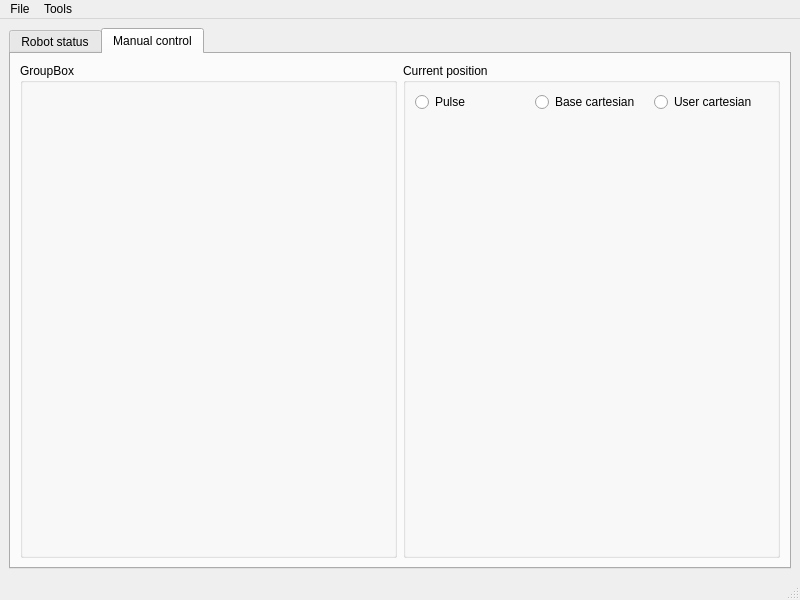
Before: the Qt Designer form RobotControl/mainwindow.ui in Haellsigh/Impression3D, drawn with Qt 5.
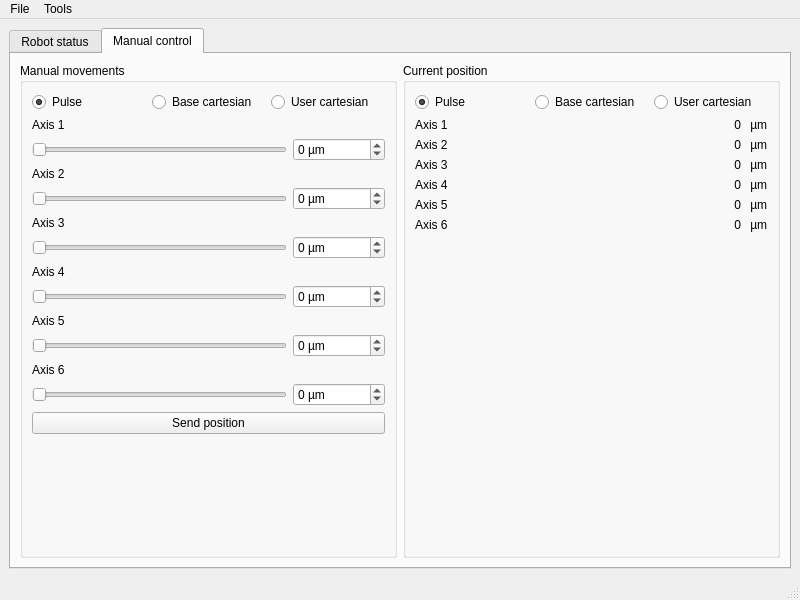
After: the same form once the commit is applied. The open tabs and pages were chosen to show the change.

Commit message: Ajoute les champs de controle et de vue de la position

Patch:
```diff
--- a/RobotControl/mainwindow.ui
+++ b/RobotControl/mainwindow.ui
@@ -313,12 +313,248 @@
        <attribute name="title">
         <string>Manual control</string>
        </attribute>
-       <layout class="QGridLayout" name="gridLayout_3">
+       <layout class="QGridLayout" name="gridLayout_3" columnstretch="1,1">
         <item row="0" column="0">
          <widget class="QGroupBox" name="groupBox_2">
           <property name="title">
-           <string>GroupBox</string>
+           <string>Manual movements</string>
           </property>
+          <layout class="QGridLayout" name="gridLayout_5">
+           <item row="2" column="0">
+            <layout class="QHBoxLayout" name="layoutMvtAxis1">
+             <item>
+              <widget class="QSlider" name="sliderAxis1">
+               <property name="orientation">
+                <enum>Qt::Horizontal</enum>
+               </property>
+              </widget>
+             </item>
+             <item>
+              <widget class="QSpinBox" name="spinAxis1">
+               <property name="suffix">
+                <string> µm</string>
+               </property>
+               <property name="minimum">
+                <number>-999999999</number>
+               </property>
+               <property name="maximum">
+                <number>999999999</number>
+               </property>
+              </widget>
+             </item>
+            </layout>
+           </item>
+           <item row="6" column="0">
+            <layout class="QHBoxLayout" name="layoutMvtAxis3">
+             <item>
+              <widget class="QSlider" name="sliderAxis3">
+               <property name="orientation">
+                <enum>Qt::Horizontal</enum>
+               </property>
+              </widget>
+             </item>
+             <item>
+              <widget class="QSpinBox" name="spinAxis3">
+               <property name="suffix">
+                <string> µm</string>
+               </property>
+               <property name="minimum">
+                <number>-999999999</number>
+               </property>
+               <property name="maximum">
+                <number>999999999</number>
+               </property>
+              </widget>
+             </item>
+            </layout>
+           </item>
+           <item row="12" column="0">
+            <layout class="QHBoxLayout" name="layoutMvtAxis6">
+             <item>
+              <widget class="QSlider" name="sliderAxis6">
+               <property name="orientation">
+                <enum>Qt::Horizontal</enum>
+               </property>
+              </widget>
+             </item>
+             <item>
+              <widget class="QSpinBox" name="spinAxis6">
+               <property name="suffix">
+                <string> µm</string>
+               </property>
+               <property name="minimum">
+                <number>-999999999</number>
+               </property>
+               <property name="maximum">
+                <number>999999999</number>
+               </property>
+              </widget>
+             </item>
+            </layout>
+           </item>
+           <item row="13" column="0">
+            <widget class="QPushButton" name="bSendPosition">
+             <property name="text">
+              <string>Send position</string>
+             </property>
+            </widget>
+           </item>
+           <item row="1" column="0">
+            <widget class="QLabel" name="lKMvtAxis1">
+             <property name="text">
+              <string>Axis 1</string>
+             </property>
+            </widget>
+           </item>
+           <item row="0" column="0">
+            <layout class="QHBoxLayout" name="layoutManMvt">
+             <item>
+              <widget class="QRadioButton" name="radioManMovPulse">
+               <property name="text">
+                <string>Pulse</string>
+               </property>
+               <property name="checked">
+                <bool>true</bool>
+               </property>
+              </widget>
+             </item>
+             <item>
+              <widget class="QRadioButton" name="radioManMovBaseCart">
+               <property name="text">
+                <string>Base cartesian</string>
+               </property>
+              </widget>
+             </item>
+             <item>
+              <widget class="QRadioButton" name="radioManMovUserCart">
+               <property name="text">
+                <string>User cartesian</string>
+               </property>
+              </widget>
+             </item>
+            </layout>
+           </item>
+           <item row="9" column="0">
+            <widget class="QLabel" name="lKMvtAxis5">
+             <property name="text">
+              <string>Axis 5</string>
+             </property>
+            </widget>
+           </item>
+           <item row="7" column="0">
+            <widget class="QLabel" name="lKMvtAxis4">
+             <property name="text">
+              <string>Axis 4</string>
+             </property>
+            </widget>
+           </item>
+           <item row="5" column="0">
+            <widget class="QLabel" name="lKMvtAxis3">
+             <property name="text">
+              <string>Axis 3</string>
+             </property>
+            </widget>
+           </item>
+           <item row="3" column="0">
+            <widget class="QLabel" name="lKMvtAxis2">
+             <property name="text">
+              <string>Axis 2</string>
+             </property>
+            </widget>
+           </item>
+           <item row="11" column="0">
+            <widget class="QLabel" name="lKMvtAxis6">
+             <property name="text">
+              <string>Axis 6</string>
+             </property>
+            </widget>
+           </item>
+           <item row="4" column="0">
+            <layout class="QHBoxLayout" name="layoutMvtAxis2">
+             <item>
+              <widget class="QSlider" name="sliderAxis2">
+               <property name="orientation">
+                <enum>Qt::Horizontal</enum>
+               </property>
+              </widget>
+             </item>
+             <item>
+              <widget class="QSpinBox" name="spinAxis2">
+               <property name="suffix">
+                <string> µm</string>
+               </property>
+               <property name="minimum">
+                <number>-999999999</number>
+               </property>
+               <property name="maximum">
+                <number>999999999</number>
+               </property>
+              </widget>
+             </item>
+            </layout>
+           </item>
+           <item row="8" column="0">
+            <layout class="QHBoxLayout" name="layoutMvtAxis4">
+             <item>
+              <widget class="QSlider" name="sliderAxis4">
+               <property name="orientation">
+                <enum>Qt::Horizontal</enum>
+               </property>
+              </widget>
+             </item>
+             <item>
+              <widget class="QSpinBox" name="spinAxis4">
+               <property name="suffix">
+                <string> µm</string>
+               </property>
+               <property name="minimum">
+                <number>-999999999</number>
+               </property>
+               <property name="maximum">
+                <number>999999999</number>
+               </property>
+              </widget>
+             </item>
+            </layout>
+           </item>
+           <item row="10" column="0">
+            <layout class="QHBoxLayout" name="layoutMvtAxis5">
+             <item>
+              <widget class="QSlider" name="sliderAxis5">
+               <property name="orientation">
+                <enum>Qt::Horizontal</enum>
+               </property>
+              </widget>
+             </item>
+             <item>
+              <widget class="QSpinBox" name="spinAxis5">
+               <property name="suffix">
+                <string> µm</string>
+               </property>
+               <property name="minimum">
+                <number>-999999999</number>
+               </property>
+               <property name="maximum">
+                <number>999999999</number>
+               </property>
+              </widget>
+             </item>
+            </layout>
+           </item>
+           <item row="14" column="0">
+            <spacer name="verticalSpacer_3">
+             <property name="orientation">
+              <enum>Qt::Vertical</enum>
+             </property>
+             <property name="sizeHint" stdset="0">
+              <size>
+               <width>20</width>
+               <height>40</height>
+              </size>
+             </property>
+            </spacer>
+           </item>
+          </layout>
          </widget>
         </item>
         <item row="0" column="1">
@@ -326,14 +562,126 @@
           <property name="title">
            <string>Current position</string>
           </property>
-          <layout class="QGridLayout" name="gridLayout_4">
-           <item row="0" column="0">
-            <layout class="QHBoxLayout" name="horizontalLayout">
+          <layout class="QGridLayout" name="gridLayout_4" columnstretch="0,1,0">
+           <item row="2" column="0">
+            <widget class="QLabel" name="lKAxis2">
+             <property name="text">
+              <string>Axis 2</string>
+             </property>
+            </widget>
+           </item>
+           <item row="3" column="0">
+            <widget class="QLabel" name="lKAxis3">
+             <property name="text">
+              <string>Axis 3</string>
+             </property>
+            </widget>
+           </item>
+           <item row="4" column="0">
+            <widget class="QLabel" name="lKAxis4">
+             <property name="text">
+              <string>Axis 4</string>
+             </property>
+            </widget>
+           </item>
+           <item row="1" column="0">
+            <widget class="QLabel" name="lKAxis1">
+             <property name="text">
+              <string>Axis 1</string>
+             </property>
+            </widget>
+           </item>
+           <item row="1" column="1">
+            <widget class="QLabel" name="lVAxis1">
+             <property name="text">
+              <string notr="true">0</string>
+             </property>
+             <property name="alignment">
+              <set>Qt::AlignRight|Qt::AlignTrailing|Qt::AlignVCenter</set>
+             </property>
+            </widget>
+           </item>
+           <item row="5" column="0">
+            <widget class="QLabel" name="lKAxis5">
+             <property name="text">
+              <string>Axis 5</string>
+             </property>
+            </widget>
+           </item>
+           <item row="6" column="0">
+            <widget class="QLabel" name="lKAxis6">
+             <property name="text">
+              <string>Axis 6</string>
+             </property>
+            </widget>
+           </item>
+           <item row="3" column="1">
+            <widget class="QLabel" name="lVAxis3">
+             <property name="text">
+              <string notr="true">0</string>
+             </property>
+             <property name="alignment">
+              <set>Qt::AlignRight|Qt::AlignTrailing|Qt::AlignVCenter</set>
+             </property>
+            </widget>
+           </item>
+           <item row="5" column="1">
+            <widget class="QLabel" name="lVAxis5">
+             <property name="text">
+              <string notr="true">0</string>
+             </property>
+             <property name="alignment">
+              <set>Qt::AlignRight|Qt::AlignTrailing|Qt::AlignVCenter</set>
+             </property>
+            </widget>
+           </item>
+           <item row="2" column="1">
+            <widget class="QLabel" name="lVAxis2">
+             <property name="text">
+              <string notr="true">0</string>
+             </property>
+             <property name="alignment">
+              <set>Qt::AlignRight|Qt::AlignTrailing|Qt::AlignVCenter</set>
+             </property>
+            </widget>
+           </item>
+           <item row="4" column="1">
+            <widget class="QLabel" name="lVAxis4">
+             <property name="text">
+              <string notr="true">0</string>
+             </property>
+             <property name="alignment">
+              <set>Qt::AlignRight|Qt::AlignTrailing|Qt::AlignVCenter</set>
+             </property>
+            </widget>
+           </item>
+           <item row="6" column="1">
+            <widget class="QLabel" name="lVAxis6">
+             <property name="text">
+              <string notr="true">0</string>
+             </property>
+             <property name="alignment">
+              <set>Qt::AlignRight|Qt::AlignTrailing|Qt::AlignVCenter</set>
+             </property>
+            </widget>
+           </item>
+           <item row="1" column="2">
+            <widget class="QLabel" name="lKUnit1">
+             <property name="text">
+              <string notr="true"> µm</string>
+             </property>
+            </widget>
+           </item>
+           <item row="0" column="0" colspan="3">
+            <layout class="QHBoxLayout" name="layoutCurPos">
              <item>
-              <widget class="QRadioButton" name="radioPositionPulse">
+              <widget class="QRadioButton" name="radioCurPosPulse">
                <property name="text">
                 <string>Pulse</string>
                </property>
+               <property name="checked">
+                <bool>true</bool>
+               </property>
               </widget>
              </item>
              <item>
@@ -352,7 +700,42 @@
              </item>
             </layout>
            </item>
-           <item row="1" column="0">
+           <item row="2" column="2">
+            <widget class="QLabel" name="lKUnit2">
+             <property name="text">
+              <string notr="true"> µm</string>
+             </property>
+            </widget>
+           </item>
+           <item row="3" column="2">
+            <widget class="QLabel" name="lKUnit3">
+             <property name="text">
+              <string notr="true"> µm</string>
+             </property>
+            </widget>
+           </item>
+           <item row="4" column="2">
+            <widget class="QLabel" name="lKUnit4">
+             <property name="text">
+              <string notr="true"> µm</string>
+             </property>
+            </widget>
+           </item>
+           <item row="5" column="2">
+            <widget class="QLabel" name="lKUnit5">
+             <property name="text">
+              <string notr="true"> µm</string>
+             </property>
+            </widget>
+           </item>
+           <item row="6" column="2">
+            <widget class="QLabel" name="lKUnit6">
+             <property name="text">
+              <string notr="true"> µm</string>
+             </property>
+            </widget>
+           </item>
+           <item row="7" column="0" colspan="3">
             <spacer name="verticalSpacer">
              <property name="orientation">
               <enum>Qt::Vertical</enum>
```
Left out of the diff: 12 changed lines with no effect on the pictures. The commit also changes 2 other files.
